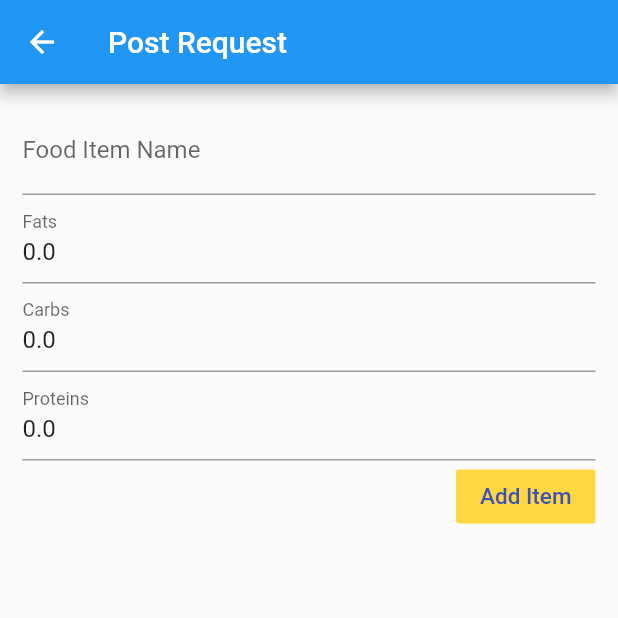
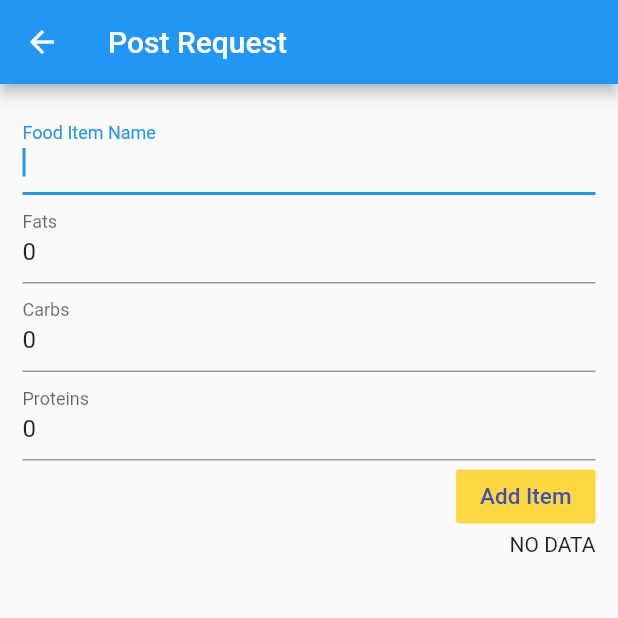
Before and after one commit to prem-sai123/MyHTTPApp, a Flutter app: the postRequest screen opened directly, after a tap on "Add Item", on a phone screen of 412 x 824 dp, the top half of it. Run offline on Flutter 3.47's test engine with Material 2 defaults, Android fonts, the light colour scheme and no system bars; our stand-ins replace bloc, flutter_bloc; network calls fail.

```diff
--- a/http/lib/cubit/myhttp_cubit.dart
+++ b/http/lib/cubit/myhttp_cubit.dart
@@ -9,7 +9,7 @@ class MyhttpCubit extends Cubit<MyHTTPState> {
   Future<List<FoodMaster>> fetchFoodMasterList() async {
     try {
       const url =
-          'http://testt2t.easycloud.in:8080/openbravo/org.openbravo.service.json.jsonrest/TTT_food_master?l=sai&p=welcome&_endRow=10&_sortBy=updated%20desc';
+          'http://testt2t.easycloud.in/openbravo/org.openbravo.service.json.jsonrest/TTT_food_master?l=sai&p=welcome&_endRow=10&_sortBy=creationDate%20desc';
       final response = await http.get(Uri.parse(url));
       if (response.statusCode == 200) {
         final jsonData = jsonDecode(response.body) as Map<String, dynamic>;
@@ -22,6 +22,7 @@ class MyhttpCubit extends Cubit<MyHTTPState> {
         }
         // _foodMasterList
         //     .sort((a, b) => a.foodName![0].compareTo(b.foodName![0]));
+        print(_foodMasterList);
         return _foodMasterList;
       } else {
         return [];
--- a/http/lib/widgets/foodmasterlist.dart
+++ b/http/lib/widgets/foodmasterlist.dart
@@ -15,7 +15,6 @@ class _FoodMasterListState extends State<FoodMasterList> {
       title: const Text('Food Master List'),
     );
     return Scaffold(
-      resizeToAvoidBottomInset: false,
       appBar: _appBar,
       body: Column(
         children: [
--- a/http/lib/widgets/postrequest.dart
+++ b/http/lib/widgets/postrequest.dart
@@ -15,14 +15,18 @@ class postRequest extends StatefulWidget {
 
 class _postRequestState extends State<postRequest> {
   final TextEditingController nameEditingController = TextEditingController();
-  final TextEditingController fatsEditingController = TextEditingController(text: 0.0.toString());
-  final TextEditingController carbsEditingController = TextEditingController(text: 0.0.toString());
-  final TextEditingController prosEditingController = TextEditingController(text: 0.0.toString());
-
+  final TextEditingController fatsEditingController =
+      TextEditingController(text: 0.toString());
+  final TextEditingController carbsEditingController =
+      TextEditingController(text: 0.toString());
+  final TextEditingController prosEditingController =
+      TextEditingController(text: 0.toString());
+  List<FoodMaster> _resList = [];
   Future<PostFoodMaster?> addFoodItem(
       String fItemName, int fats, int carbs, int pros) async {
+    try {
       const String baseUrl =
-        "http://testt2t.easycloud.in:8080/openbravo/org.openbravo.service.json.jsonrest/TTT_food_master?l=sai&p=welcome";
+          "http://192.168.1.14:8080/ttot/org.openbravo.service.json.jsonrest/TTT_food_master?l=sai&p=welcome";
       final response = await http.post(
         Uri.parse(baseUrl),
         body: jsonEncode(
@@ -40,17 +44,29 @@ class _postRequestState extends State<postRequest> {
       );
       var data = response.body;
       if (response.statusCode == 200) {
-      return postFoodMasterFromJson(data);
+        // await Future.delayed(const Duration(seconds: 2));
+        // Navigator.of(context).pop();
+        var json = await jsonDecode(response.body) as Map<String, dynamic>;
+        print(json);
+        var jsonRes = json['response'];
+        var _myRes = (jsonRes['data']);
+        print(_myRes);
+        return PostFoodMaster.fromJson(_myRes[0] as Map<String, dynamic>);
+      }
+    } catch (err, stack) {
+      print('$err,\n,$stack');
     }
     return null;
   }
-  PostFoodMaster? duplicateMaster1;
+
+  PostFoodMaster? _duplicateMaster1;
   @override
   Widget build(BuildContext context) {
     return Scaffold(
       appBar: AppBar(
         title: const Text('Post Request'),
       ),
+      resizeToAvoidBottomInset: false,
       body: Container(
         padding: const EdgeInsets.all(15),
         child: Column(
@@ -58,24 +74,28 @@ class _postRequestState extends State<postRequest> {
           children: [
             TextField(
               controller: nameEditingController,
+              autofocus: true,
               decoration: const InputDecoration(
                 labelText: 'Food Item Name',
               ),
             ),
             TextField(
               controller: fatsEditingController,
+              keyboardType: TextInputType.number,
               decoration: const InputDecoration(
                 labelText: 'Fats',
               ),
             ),
             TextField(
               controller: carbsEditingController,
+              keyboardType: TextInputType.number,
               decoration: const InputDecoration(
                 labelText: 'Carbs',
               ),
             ),
             TextField(
               controller: prosEditingController,
+              keyboardType: TextInputType.number,
               decoration: const InputDecoration(
                 labelText: 'Proteins',
               ),
@@ -87,9 +107,11 @@ class _postRequestState extends State<postRequest> {
                 int fats = int.parse(fatsEditingController.text);
                 int carbs = int.parse(carbsEditingController.text);
                 int pros = int.parse(prosEditingController.text);
-                final fMaster =await addFoodItem(fname,fats,carbs,pros) as PostFoodMaster;
+                print(fname);
+                final fMaster = await addFoodItem(fname, fats, carbs, pros)
+                    as PostFoodMaster;
                 setState(() {
-                  duplicateMaster1 = fMaster;
+                  _duplicateMaster1 = fMaster;
                 });
               },
               child: const Text(
@@ -100,6 +122,58 @@ class _postRequestState extends State<postRequest> {
                 ),
               ),
             ),
+            _duplicateMaster1 != null
+                ? SingleChildScrollView(
+                    scrollDirection: Axis.horizontal,
+                    child: Row(
+                      crossAxisAlignment: CrossAxisAlignment.start,
+                      children: [
+                        DataTable(
+                          columns: const [
+                            DataColumn(
+                              label: Text(
+                                'Food Item Name',
+                                style: TextStyle(
+                                  fontSize: 18,
+                                  fontWeight: FontWeight.bold,
+                                ),
+                              ),
+                            ),
+                            DataColumn(
+                              label: Text(
+                                'Prots',
+                                style: TextStyle(
+                                  fontSize: 18,
+                                  fontWeight: FontWeight.bold,
+                                ),
+                              ),
+                            ),
+                            DataColumn(
+                              label: Text(
+                                'Carbs',
+                                style: TextStyle(
+                                  fontSize: 18,
+                                  fontWeight: FontWeight.bold,
+                                ),
+                              ),
+                            ),
+                          ],
+                          rows: [
+                            DataRow(cells: [
+                              DataCell(Text(_duplicateMaster1!.name!)),
+                              DataCell(Text(
+                                  _duplicateMaster1!.proteins!.toString())),
+                              DataCell(
+                                  Text(_duplicateMaster1!.carbs!.toString())),
+                            ]),
+                          ],
+                          headingRowHeight: 50,
+                          columnSpacing: 2,
+                        ),
+                      ],
+                    ),
+                  )
+                : const Text('NO DATA')
           ],
         ),
       ),
--- a/http/pubspec.yaml
+++ b/http/pubspec.yaml
@@ -33,6 +33,7 @@ dependencies:
   overlay_support: ^1.2.1
   connectivity_plus: ^2.2.0
   flutter_bloc: ^8.0.1
+  flutter_launcher_icons: ^0.9.2
 
   # The following adds the Cupertino Icons font to your application.
   # Use with the CupertinoIcons class for iOS style icons.
```
Also changed, not shown: http/pubspec.lock, 1 other file. Lines whose indentation alone changed are shown as unchanged.
